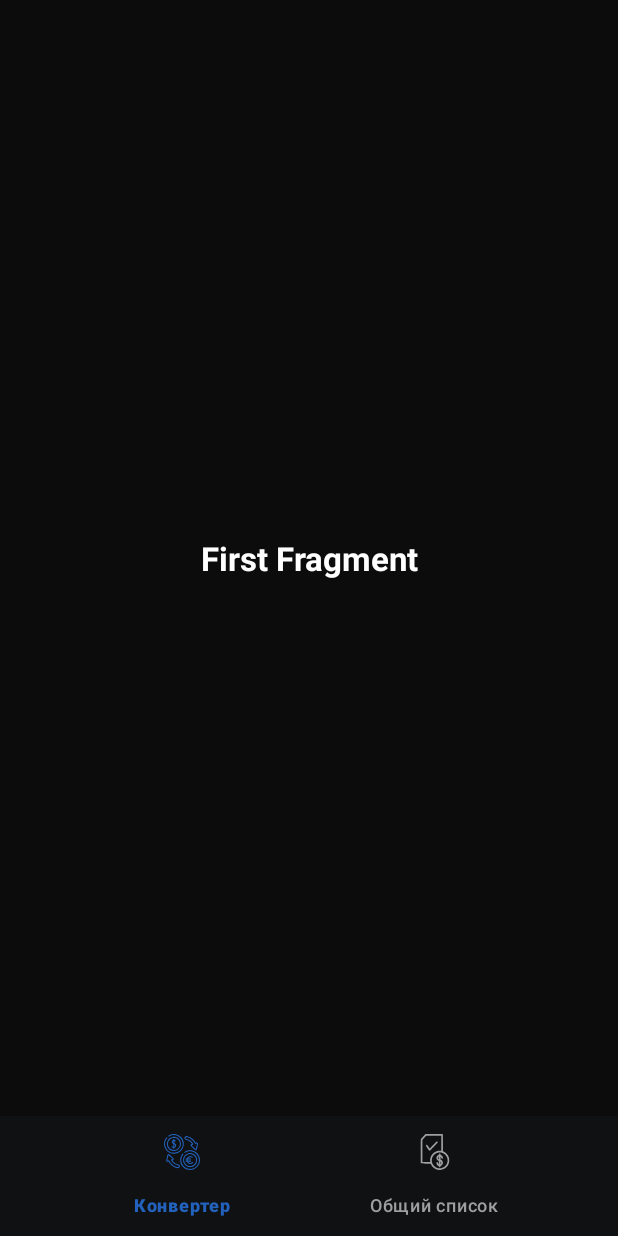
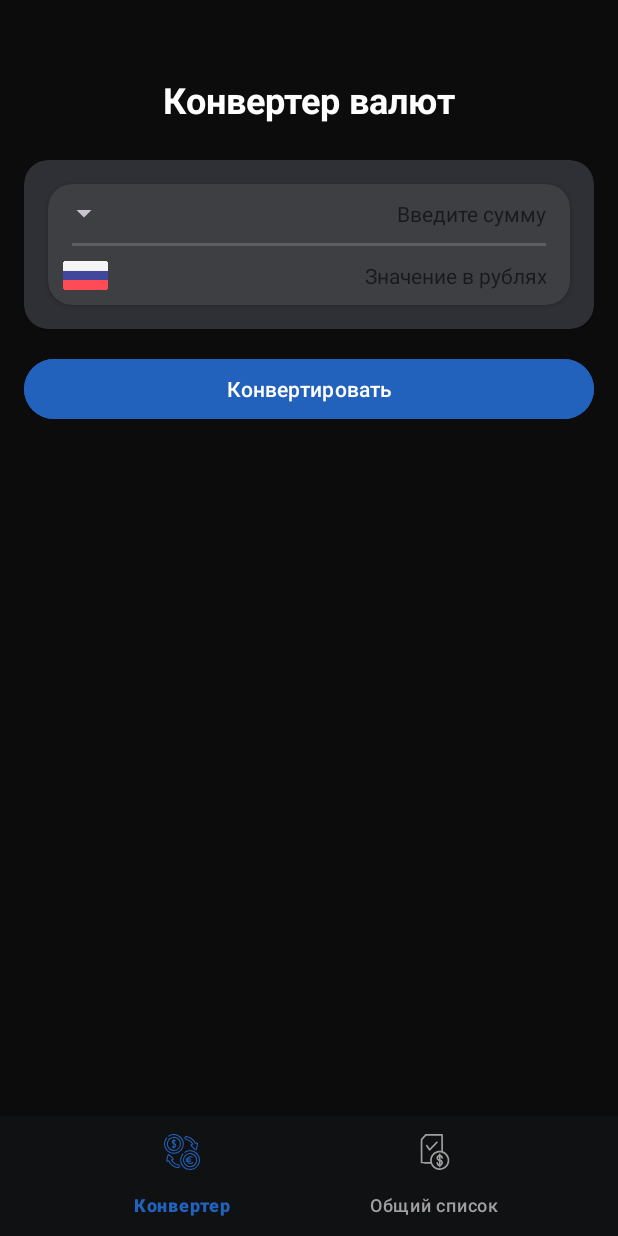
Before and after one commit to DVODeveloper/ConvertationApp, an Android app: the screen it shows after launch (MainActivity), on a phone screen of 412 x 824 dp. Run offline under Robolectric (Android 15) with nearby library versions, the phone set to English and light mode, and no system bars; our stand-ins replace navigation-ui.

Commit message:
create main screen

```diff
--- /dev/null
+++ b/app/src/main/res/drawable/custom_button_selector_blue.xml
@@ -0,0 +1,6 @@
+<?xml version="1.0" encoding="utf-8"?>
+<selector xmlns:android="http://schemas.android.com/apk/res/android">
+    <item android:color="@color/ButtonBluePressed" android:state_pressed="true" />
+    <item android:color="@color/ButtonBlueFocus" android:state_focused="true" />
+    <item android:color="@color/ButtonBlue" />
+</selector>
--- /dev/null
+++ b/app/src/main/res/drawable/custom_button_shape.xml
@@ -0,0 +1,6 @@
+<?xml version="1.0" encoding="utf-8"?>
+<shape xmlns:android="http://schemas.android.com/apk/res/android"
+    android:shape="rectangle">
+    <solid android:color="@color/cardColorBlue" />
+    <corners android:radius="@dimen/_8dp" />
+</shape>
--- /dev/null
+++ b/app/src/main/res/drawable/no_underline_edit_text.xml
@@ -0,0 +1,6 @@
+<?xml version="1.0" encoding="utf-8"?>
+<shape xmlns:android="http://schemas.android.com/apk/res/android">
+    <solid android:color="@android:color/transparent" />
+    <stroke android:color="@android:color/transparent" />
+    <padding android:left="0dp" android:top="0dp" android:right="0dp" android:bottom="0dp"/>
+</shape>
--- a/app/src/main/res/layout/fragment_first.xml
+++ b/app/src/main/res/layout/fragment_first.xml
@@ -1,5 +1,6 @@
 <?xml version="1.0" encoding="utf-8"?>
 <androidx.constraintlayout.widget.ConstraintLayout xmlns:android="http://schemas.android.com/apk/res/android"
+    xmlns:app="http://schemas.android.com/apk/res-auto"
     xmlns:tools="http://schemas.android.com/tools"
     android:layout_width="match_parent"
     android:layout_height="match_parent"
@@ -7,12 +8,132 @@
     tools:context=".presentation.firstfragment.FirstFragment">
 
     <TextView
+        android:id="@+id/titleOfFirstScreen"
+        android:layout_width="wrap_content"
+        android:layout_height="wrap_content"
+        android:layout_marginTop="@dimen/_50dp"
+        android:text="@string/конвертер_валют"
+        android:textColor="@color/white"
+        android:textSize="@dimen/_24sp"
+        android:textStyle="bold"
+        app:layout_constraintEnd_toEndOf="parent"
+        app:layout_constraintStart_toStartOf="parent"
+        app:layout_constraintTop_toTopOf="parent" />
+
+    <androidx.cardview.widget.CardView
+        android:id="@+id/cardMainScreen01"
         android:layout_width="match_parent"
-        android:layout_height="match_parent"
-        android:text="First Fragment"
-        android:gravity="center"
+        android:layout_height="wrap_content"
+        android:layout_marginStart="@dimen/_16dp"
+        android:layout_marginTop="@dimen/_24dp"
+        android:layout_marginEnd="@dimen/_16dp"
+        android:foregroundGravity="center"
+        app:cardBackgroundColor="@color/colorCardMainScreen01"
+        app:cardCornerRadius="@dimen/_16dp"
+        app:layout_constraintEnd_toEndOf="parent"
+        app:layout_constraintStart_toStartOf="parent"
+        app:layout_constraintTop_toBottomOf="@+id/titleOfFirstScreen">
+
+
+        <androidx.cardview.widget.CardView
+            android:layout_width="match_parent"
+            android:layout_height="wrap_content"
+            android:layout_gravity="center"
+            android:layout_marginStart="@dimen/_16dp"
+            android:layout_marginTop="@dimen/_16dp"
+            android:layout_marginEnd="@dimen/_16dp"
+            android:layout_marginBottom="@dimen/_16dp"
+            app:cardBackgroundColor="@color/colorCardMainScreen02"
+            app:cardCornerRadius="@dimen/_16dp">
+
+
+            <LinearLayout
+                android:layout_width="match_parent"
+                android:layout_height="wrap_content"
+                android:gravity="center"
+                android:orientation="vertical">
+
+                <LinearLayout
+                    android:layout_width="match_parent"
+                    android:layout_height="wrap_content"
+                    android:gravity="center_vertical"
+                    android:orientation="horizontal">
+
+                    <Spinner
+                        android:layout_width="wrap_content"
+                        android:layout_height="wrap_content" />
+
+                    <com.google.android.material.textfield.TextInputEditText
+                        android:id="@+id/amountOfCurrency"
+                        style="@style/NoUnderlineEditTextStyle"
+                        android:layout_width="@dimen/_0dp"
+                        android:layout_height="wrap_content"
+                        android:layout_weight="1"
+                        android:gravity="right"
+                        android:hint="@string/введите_сумму"
+                        android:inputType="number"
+                        android:paddingEnd="@dimen/_16dp"
+                        android:textColor="@color/white"
+                        app:boxBackgroundMode="none" />
+
+                </LinearLayout>
+
+                <TextView
+                    android:id="@+id/lineBetween"
+                    android:layout_width="match_parent"
+                    android:layout_height="@dimen/_2dp"
+                    android:layout_marginStart="@dimen/_16dp"
+                    android:layout_marginEnd="@dimen/_16dp"
+                    android:background="@color/colorGrayLine" />
+
+                <LinearLayout
+                    android:layout_width="match_parent"
+                    android:layout_height="wrap_content"
+                    android:gravity="center_vertical"
+                    android:orientation="horizontal">
+
+                    <ImageView
+                        android:layout_width="50dp"
+                        android:layout_height="30dp"
+                        android:src="@drawable/icon_russia" />
+
+                    <TextView
+                        android:id="@+id/amountOfRubles"
+                        style="@style/NoUnderlineEditTextStyle"
+                        android:layout_width="@dimen/_0dp"
+                        android:layout_height="wrap_content"
+                        android:layout_gravity="center_vertical"
+                        android:layout_weight="1"
+                        android:gravity="right"
+                        android:hint="@string/значение_в_рублях"
+                        android:paddingEnd="@dimen/_16dp"
+                        android:textColor="@color/white"
+                        app:boxBackgroundMode="none" />
+
+                </LinearLayout>
+
+
+            </LinearLayout>
+
+
+        </androidx.cardview.widget.CardView>
+
+
+    </androidx.cardview.widget.CardView>
+
+    <com.google.android.material.button.MaterialButton
+        android:id="@+id/actionButtonFirstScreen"
+        android:layout_width="match_parent"
+        android:layout_height="wrap_content"
+        android:layout_marginStart="@dimen/_16dp"
+        android:layout_marginTop="@dimen/_16dp"
+        android:layout_marginEnd="@dimen/_16dp"
+        android:backgroundTint="@color/ButtonBlue"
+        android:text="@string/конвертировать"
         android:textColor="@color/white"
-        android:textStyle="bold"
-        android:textSize="@dimen/_22sp"/>
+        app:layout_constraintEnd_toEndOf="parent"
+        app:layout_constraintStart_toStartOf="parent"
+        app:layout_constraintTop_toBottomOf="@+id/cardMainScreen01" />
+
 
 </androidx.constraintlayout.widget.ConstraintLayout>
--- a/app/src/main/res/values/colors.xml
+++ b/app/src/main/res/values/colors.xml
@@ -6,6 +6,9 @@
     <color name="white2">#FFFFFF</color>
     <color name="cardColor1">#1D1E20</color>
     <color name="cardColorBlue">#2261BC</color>
+    <color name="ButtonBlue">#2261BC</color>
+    <color name="ButtonBlueFocus">#0950B8</color>
+    <color name="ButtonBluePressed">#0D6FFF</color>
     <color name="colorCardMainScreen01">#2F3035</color>
     <color name="colorCardMainScreen02">#3E3F43</color>
     <color name="colorCardMainScreen03">#242529</color>
--- a/app/src/main/res/values/dimens.xml
+++ b/app/src/main/res/values/dimens.xml
@@ -7,4 +7,8 @@
     <dimen name="_22sp">22sp</dimen>
     <dimen name="_21dp">21dp</dimen>
     <dimen name="_126dp">126dp</dimen>
+    <dimen name="_0dp">0dp</dimen>
+    <dimen name="_2dp">2dp</dimen>
+    <dimen name="_24sp">24sp</dimen>
+    <dimen name="_50dp">50dp</dimen>
 </resources>
--- a/app/src/main/res/values/strings.xml
+++ b/app/src/main/res/values/strings.xml
@@ -10,4 +10,8 @@
     <string name="общий_список_валют">Общий список курсов валют</string>
     <string name="конвертер">Конвертер</string>
     <string name="общий_список">Общий список</string>
+    <string name="конвертер_валют">Конвертер валют</string>
+    <string name="введите_сумму">Введите сумму</string>
+    <string name="значение_в_рублях">Значение в рублях</string>
+    <string name="конвертировать">Конвертировать</string>
 </resources>
--- /dev/null
+++ b/app/src/main/res/values/styles.xml
@@ -0,0 +1,21 @@
+<?xml version="1.0" encoding="utf-8"?>
+<resources>
+
+    <style name="NoUnderlineEditTextStyle" parent="Theme.MaterialComponents.Light">
+        <item name="boxBackgroundMode">none</item>
+        <item name="android:background">@drawable/no_underline_edit_text</item>
+        <item name="android:paddingTop">10dp</item>
+        <item name="android:paddingBottom">10dp</item>
+        <item name="android:paddingStart">0dp</item>
+    </style>
+
+    <style name="CustomSwitchStyle" parent="Widget.AppCompat.CompoundButton.Switch">
+        <item name="thumbTint">@color/switch_thumb_color</item> <!-- Цвет переключателя -->
+        <item name="trackTint">@color/switch_track_color</item> <!-- Цвет фона -->
+    </style>
+
+    <style name="CustomSwitchStyle2" parent="Widget.AppCompat.CompoundButton.Switch">
+        <item name="thumbTint">@color/switch_thumb2_color</item> <!-- Цвет переключателя -->
+        <item name="trackTint">@color/switch_track2_color</item> <!-- Цвет фона -->
+    </style>
+</resources>
```
Also changed, not shown: app/src/main/res/drawable/icon_russia.png (added).
